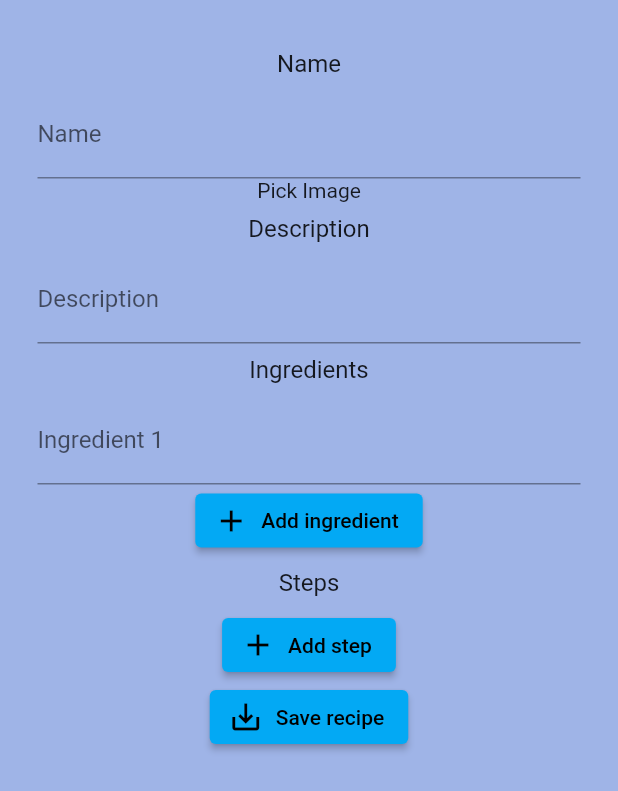
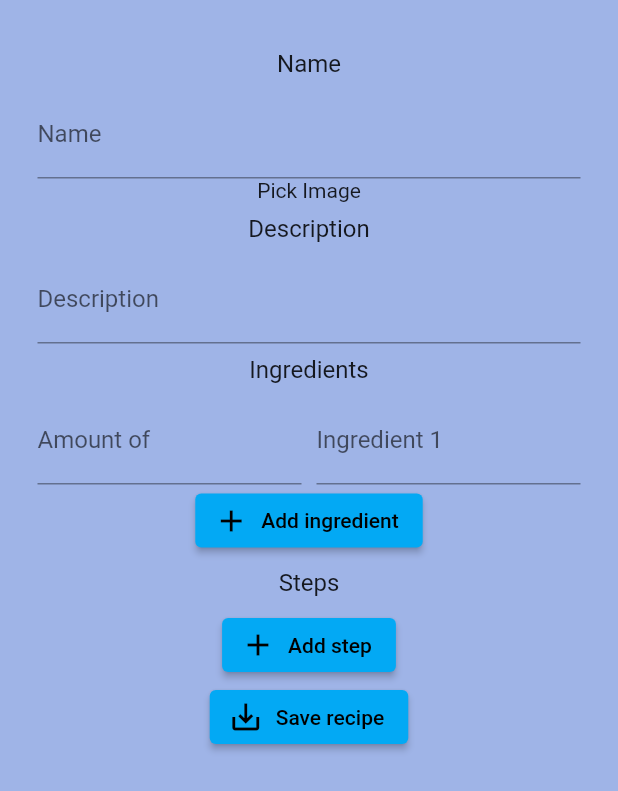
Before and after one commit to valeriiaradzivilo/cook_helper, a Flutter app: the CreateRecipeScreen screen opened directly, after a tap on "Add ingredient", after a tap on "Save recipe", on a phone screen of 412 x 824 dp. Shown: the top 791 px of the screen. Run offline on Flutter 3.47's test engine with Material 2 defaults, Android fonts, the phone set to English and light mode, and no system bars; our stand-ins replace cloud_firestore, file_picker, firebase_auth, firebase_core, firebase_storage, flutter_rating_bar and 1 more; accounts and stored records are empty; network calls fail.

Commit message:
Screen to add to firebase is complete, it's working

```diff
--- a/lib/main.dart
+++ b/lib/main.dart
@@ -39,7 +39,7 @@ class MyApp extends StatelessWidget {
             primarySwatch: Colors.lightBlue,
           ),
         routes: {
-            '/':(context) => const CreateRecipeScreen(),
+            '/':(context) => const MainPage(),
             '/openRecipe':(context)=>const OpenRecipeScreen(),
         },
         );
--- a/lib/screens/create_recipe_screen.dart
+++ b/lib/screens/create_recipe_screen.dart
@@ -24,6 +24,9 @@ class _CreateRecipeScreenState extends State<CreateRecipeScreen> {
   List<dynamic> ingredients = [];
   List<TextEditingController> stepsControllers = [];
   List<TextEditingController> ingredientsControllers = [];
+  List<TextEditingController> ingredientsAmountControllers = [];
+
+
   String generateRandomId() {
     var r = Random();
     const _chars =
@@ -33,20 +36,7 @@ class _CreateRecipeScreenState extends State<CreateRecipeScreen> {
     return '${DateTime.now().millisecondsSinceEpoch}$charsList';
   }
 
-  Future<String> uploadImageToFirebase(File imageFile) async {
-    // Reference to the storage location where the image will be uploaded
-    Reference firebaseStorageRef =
-        FirebaseStorage.instance.ref().child('recipe_pictures/${currentRecipe.id}');
 
-    // Upload the image to Firebase Storage
-    UploadTask uploadTask = firebaseStorageRef.putFile(imageFile);
-    TaskSnapshot taskSnapshot = await uploadTask.whenComplete(() {});
-
-    // Get the URL of the uploaded image
-    String imageUrl = await taskSnapshot.ref.getDownloadURL();
-
-    return imageUrl;
-  }
 
   @override
   void initState() {
@@ -85,17 +75,34 @@ class _CreateRecipeScreenState extends State<CreateRecipeScreen> {
                 ),
                 DescriptionText(text:"Ingredients"),
                 for(int i =0; i< ingredientsControllers.length;i++)
-                  TextFormField(
-                    controller: ingredientsControllers.elementAt(i),
-                    decoration: InputDecoration(
-                      border: UnderlineInputBorder(),
-                      labelText: "Ingredient ${i+1}",
-                    ),
+                  Row(
+                    children: [
+                      Expanded(
+                        child: TextFormField(
+                          controller: ingredientsAmountControllers.elementAt(i),
+                          decoration: InputDecoration(
+                            border: UnderlineInputBorder(),
+                            labelText: "Amount of ",
+                          ),
+                        ),
+                      ),
+                      SizedBox(width: 10,),
+                      Expanded(
+                        child: TextFormField(
+                          controller: ingredientsControllers.elementAt(i),
+                          decoration: InputDecoration(
+                            border: UnderlineInputBorder(),
+                            labelText: "Ingredient ${i+1}",
+                          ),
+                        ),
+                      ),
+                    ],
                   ),
                 ElevatedButton.icon(
                     onPressed: () {
                       setState(() {
                         ingredientsControllers.add(TextEditingController());
+                        ingredientsAmountControllers.add(TextEditingController());
                       });
 
                     },
@@ -124,7 +131,32 @@ class _CreateRecipeScreenState extends State<CreateRecipeScreen> {
 
                 ElevatedButton.icon(
                     onPressed: () {
-                      // uploadImageToFirebase(currentRecipe.imageUrl);
+                      print(currentRecipe.toString());
+                      if(ingredientsControllers.isNotEmpty&&stepsControllers.isNotEmpty
+                      &&currentRecipe.imageUrl!=null) {
+                        setState(() {
+                          currentRecipe.name = nameController.text;
+                          currentRecipe.description =
+                              descriptionController.text;
+                          for (int i =0; i<ingredientsControllers.length;i++) {
+                            var ingr = new Map();
+                            ingr['amount'] = double.parse(ingredientsAmountControllers.elementAt(i).text);
+                            ingr['item'] = ingredientsControllers.elementAt(i).text;
+                            currentRecipe.ingredients.add(ingr);
+                          }
+                          for (TextEditingController t in stepsControllers) {
+                            currentRecipe.steps.add(t.text);
+                          }
+                          currentRecipe.uploadFileImageToFirebase(currentRecipe
+                              .imageUrl);
+                          currentRecipe.addRecipeToFirestore();
+                        });
+                      }
+                      else{
+                        print("You didn't fill all the fields");
+                      }
+
+
                     },
                     icon: const Icon(Icons.save_alt),
                     label: const Text("Save recipe"))
```
Also changed, not shown: lib/recipes_work/recipe.dart (+39 -0 lines).
